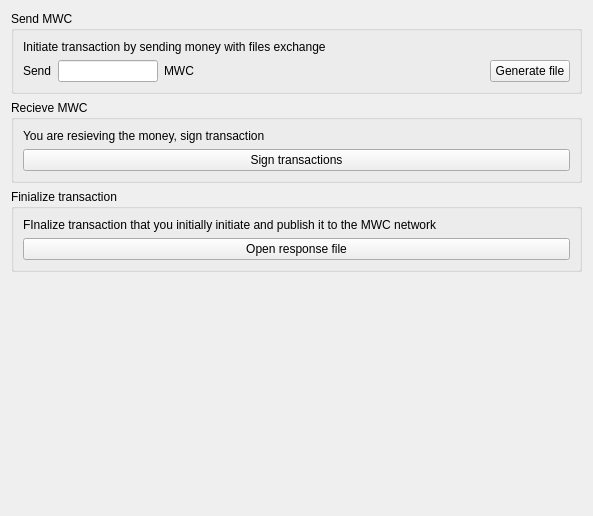
The window that windows/filetransactions.ui (mwcproject/mwc-qt-wallet) describes before a commit, drawn with Qt 5.
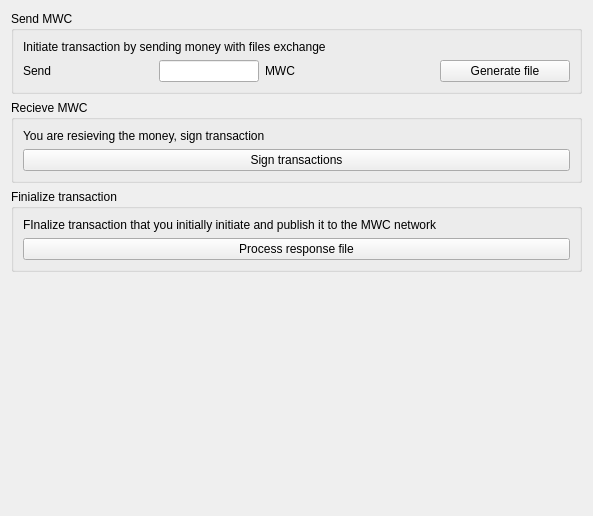
The same window after the commit.

```diff
--- a/windows/filetransactions.ui
+++ b/windows/filetransactions.ui
@@ -59,7 +59,7 @@
            <enum>Qt::Horizontal</enum>
           </property>
           <property name="sizeType">
-           <enum>QSizePolicy::Expanding</enum>
+           <enum>QSizePolicy::Minimum</enum>
           </property>
           <property name="sizeHint" stdset="0">
            <size>
@@ -123,7 +123,7 @@
       <item>
        <widget class="QPushButton" name="pushButton_3">
         <property name="text">
-         <string>Open response file</string>
+         <string>Process response file</string>
         </property>
        </widget>
       </item>
```
Left out of the diff: 8 changed lines with no effect on the pictures.
